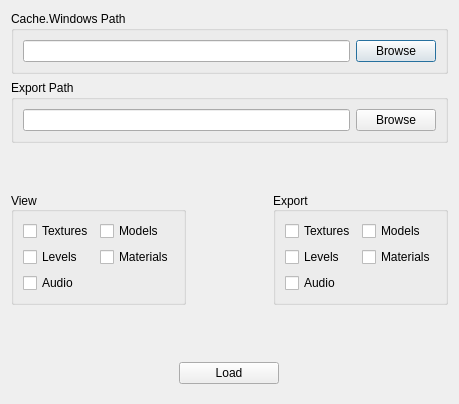
Before: the Qt Designer form Picker.ui in Puxtril/Warframe-Exporter, drawn with Qt 5.
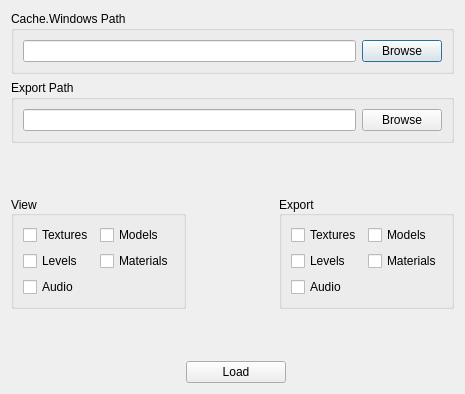
After: the same form once the commit is applied.

Commit message: Added program version to initial window

What changed in the file:
```diff
--- a/Picker.ui
+++ b/Picker.ui
@@ -6,8 +6,8 @@
    <rect>
     <x>0</x>
     <y>0</y>
-    <width>459</width>
-    <height>404</height>
+    <width>465</width>
+    <height>394</height>
    </rect>
   </property>
   <property name="windowTitle">
@@ -306,8 +306,47 @@
       <number>0</number>
      </property>
      <layout class="QHBoxLayout" name="horizontalLayout_3">
+      <property name="leftMargin">
+       <number>0</number>
+      </property>
+      <property name="topMargin">
+       <number>0</number>
+      </property>
+      <property name="rightMargin">
+       <number>0</number>
+      </property>
+      <property name="bottomMargin">
+       <number>0</number>
+      </property>
+      <item>
+       <widget class="QLabel" name="VersionLabel">
+        <property name="sizePolicy">
+         <sizepolicy hsizetype="Expanding" vsizetype="Ignored">
+          <horstretch>0</horstretch>
+          <verstretch>0</verstretch>
+         </sizepolicy>
+        </property>
+        <property name="font">
+         <font>
+          <pointsize>8</pointsize>
+         </font>
+        </property>
+        <property name="text">
+         <string/>
+        </property>
+        <property name="textFormat">
+         <enum>Qt::PlainText</enum>
+        </property>
+       </widget>
+      </item>
       <item>
        <widget class="QPushButton" name="LoadButton">
+        <property name="minimumSize">
+         <size>
+          <width>100</width>
+          <height>0</height>
+         </size>
+        </property>
         <property name="maximumSize">
          <size>
           <width>100</width>
@@ -319,6 +358,22 @@
         </property>
        </widget>
       </item>
+      <item>
+       <spacer name="horizontalSpacer_2">
+        <property name="orientation">
+         <enum>Qt::Horizontal</enum>
+        </property>
+        <property name="sizeType">
+         <enum>QSizePolicy::MinimumExpanding</enum>
+        </property>
+        <property name="sizeHint" stdset="0">
+         <size>
+          <width>40</width>
+          <height>20</height>
+         </size>
+        </property>
+       </spacer>
+      </item>
      </layout>
     </widget>
    </item>
```
The commit also changes 3 other files.
